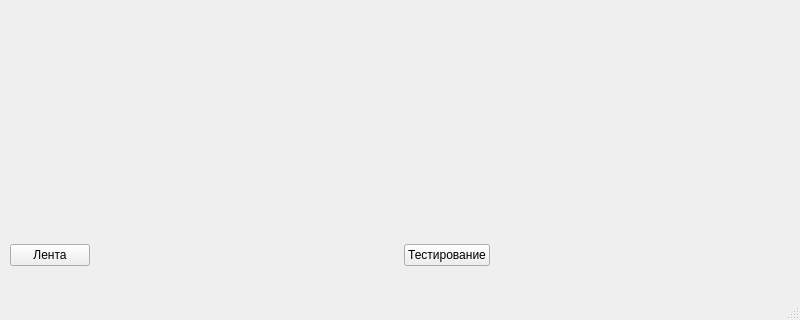
First picture: the form in mainwindow.ui, repository kostya-vorobev/Lents, before the edit; both pictures show x 0 to 800 and y 280 to 600 of the 800 by 600 pixel window.
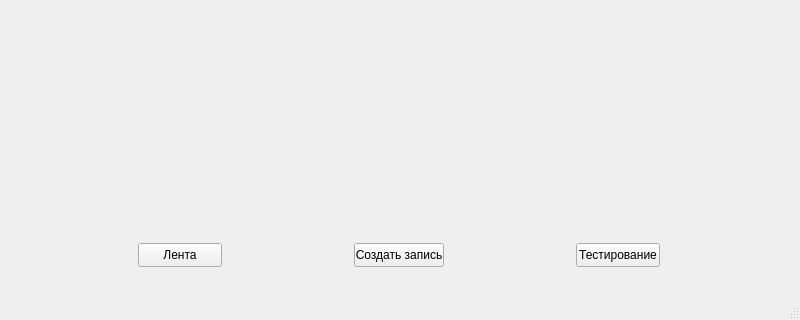
Second picture: the form after the edit.

What changed in the file:
```diff
--- a/mainwindow.ui
+++ b/mainwindow.ui
@@ -54,12 +54,30 @@
      <property name="sizeConstraint">
       <enum>QLayout::SizeConstraint::SetDefaultConstraint</enum>
      </property>
-     <item alignment="Qt::AlignmentFlag::AlignLeft">
+     <property name="leftMargin">
+      <number>2</number>
+     </property>
+     <property name="topMargin">
+      <number>2</number>
+     </property>
+     <property name="rightMargin">
+      <number>2</number>
+     </property>
+     <property name="bottomMargin">
+      <number>2</number>
+     </property>
+     <item>
       <widget class="QPushButton" name="pushButton_2">
        <property name="minimumSize">
         <size>
-         <width>80</width>
-         <height>0</height>
+         <width>84</width>
+         <height>24</height>
+        </size>
+       </property>
+       <property name="maximumSize">
+        <size>
+         <width>84</width>
+         <height>24</height>
         </size>
        </property>
        <property name="text">
@@ -67,8 +85,45 @@
        </property>
       </widget>
      </item>
-     <item alignment="Qt::AlignmentFlag::AlignLeft">
+     <item>
+      <widget class="QPushButton" name="pushButton_4">
+       <property name="sizePolicy">
+        <sizepolicy hsizetype="Minimum" vsizetype="Fixed">
+         <horstretch>0</horstretch>
+         <verstretch>0</verstretch>
+        </sizepolicy>
+       </property>
+       <property name="minimumSize">
+        <size>
+         <width>90</width>
+         <height>24</height>
+        </size>
+       </property>
+       <property name="maximumSize">
+        <size>
+         <width>90</width>
+         <height>24</height>
+        </size>
+       </property>
+       <property name="text">
+        <string>Создать запись</string>
+       </property>
+      </widget>
+     </item>
+     <item>
       <widget class="QPushButton" name="pushButton">
+       <property name="minimumSize">
+        <size>
+         <width>84</width>
+         <height>24</height>
+        </size>
+       </property>
+       <property name="maximumSize">
+        <size>
+         <width>84</width>
+         <height>24</height>
+        </size>
+       </property>
        <property name="text">
         <string>Тестирование</string>
        </property>
```
Left out of the diff: 1 changed line with no effect on the pictures.
